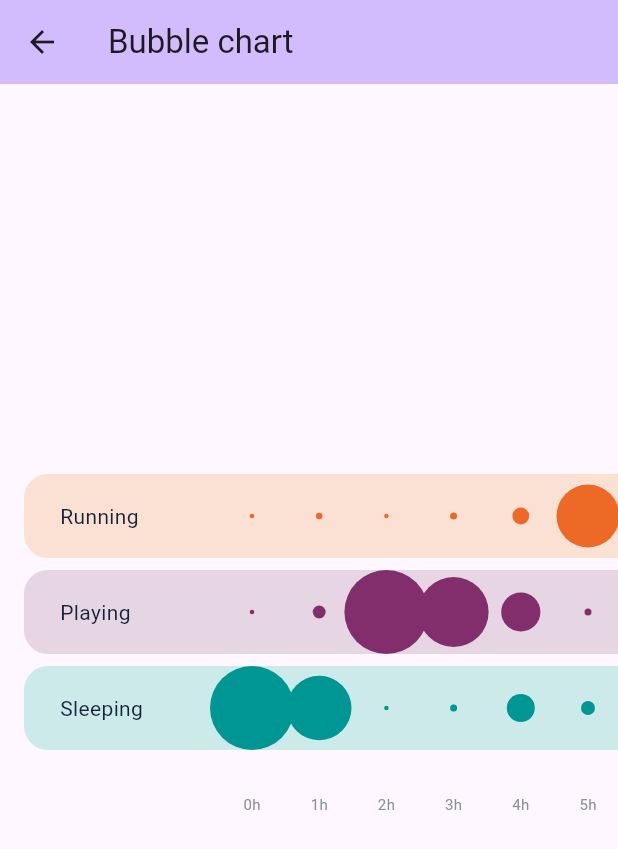
After one commit to Code-Bloom-Software/cb_charts_flutter, a Flutter app: the BubbleChartPage screen opened by its route, on a phone screen of 412 x 824 dp. The commit adds this screen. Shown: the top 849 px of the screen. Run offline on Flutter 3.47's test engine with Material 3 defaults, Android fonts, the phone set to English and light mode, and no system bars.

Commit message:
Closes #3: implement the bubble chart.

```diff
--- /dev/null
+++ b/example/lib/bubble_chart_page.dart
@@ -0,0 +1,74 @@
+import 'package:cb_charts_flutter/cb_charts_flutter.dart';
+import 'package:flutter/material.dart';
+
+class BubbleChartPage extends StatefulWidget {
+  const BubbleChartPage({super.key});
+
+  @override
+  State<BubbleChartPage> createState() => _BubbleChartPageState();
+}
+
+class _BubbleChartPageState extends State<BubbleChartPage> {
+  final _controller = CBBubbleController();
+
+  @override
+  void initState() {
+    Future.delayed(const Duration(milliseconds: 600)).then((_) {
+      if (!mounted) return;
+      _controller.forward();
+    });
+    super.initState();
+  }
+
+  @override
+  Widget build(BuildContext context) {
+    return GestureDetector(
+      onTap: () => _controller.dismiss(),
+      child: Scaffold(
+        appBar: AppBar(
+          backgroundColor: Theme.of(context).colorScheme.inversePrimary,
+          title: const Text('Bubble chart'),
+        ),
+        body: Center(
+          child: CBBubbleChart(
+            controller: _controller,
+            data: CBBubbleData(
+              items: [
+                CBBubbleItem(
+                    label: 'Running',
+                    color: const Color(0xFFED6926),
+                    values: [0,1,0,1,3,9,4,0,5,7,10,2,8,3,1,7,5,9,4,6,0,10,8,2]
+                ),
+                CBBubbleItem(
+                    label: 'Playing',
+                    color: const Color(0xFF822E6C),
+                    values: [0,2,8,10,7,1,4,9,0,10,5,2,8,3,7,1,4,9,0,10,5,6,2,8]
+                ),
+                CBBubbleItem(
+                    label: 'Sleeping',
+                    color: const Color(0xFF009693),
+                    values: [10,10,0,1,5,2,8,4,0,6,10,3,7,1,5,2,8,4,0,6,10,9,3,7]
+                ),
+              ]
+            ),
+            onIndex: (index) =>
+                Text('${index}h', style: const TextStyle(
+                    fontSize: 10, color: Color(0xFF8A909C))),
+            onLabel: (label) => Text(
+              maxLines: 1,
+              overflow: TextOverflow.ellipsis,
+              label,
+              style: const TextStyle(fontSize: 14, color: Color(0xFF16223A)),
+            ),
+          ),
+        ),
+      ),
+    );
+  }
+
+  @override
+  void dispose() {
+    _controller.dispose();
+    super.dispose();
+  }
+}
--- a/example/lib/main.dart
+++ b/example/lib/main.dart
@@ -1,3 +1,4 @@
+import 'package:example/bubble_chart_page.dart';
 import 'package:example/gauge_chart_page.dart';
 import 'package:example/legends_chart_page.dart';
 import 'package:example/legends_chart_with_goal_page.dart';
@@ -32,7 +33,8 @@ class MyApp extends StatelessWidget {
         '/ring_chart_with_goal_page': (context) => const RingChartWithGoalPage(),
         '/ring_chart_over_goal_page': (context) => const RingChartOverGoalPage(),
         '/legends_chart_page': (context) => const LegendsChartPage(),
-        '/legends_chart_with_goal_page': (context) => const LegendsPageWithGoalPage()
+        '/legends_chart_with_goal_page': (context) => const LegendsPageWithGoalPage(),
+        '/bubble_chart_page': (context) => const BubbleChartPage()
       },
     );
   }
@@ -99,6 +101,12 @@ class _MyHomePageState extends State<MyHomePage> {
               Navigator.pushNamed(context, '/legends_chart_with_goal_page');
             },
           ),
+          ListTile(
+            title: const Text('Bubble chart'),
+            onTap: () {
+              Navigator.pushNamed(context, '/bubble_chart_page');
+            },
+          ),
         ],
       )
     );
--- a/lib/cb_charts_flutter.dart
+++ b/lib/cb_charts_flutter.dart
@@ -18,3 +18,8 @@ export 'src/cb_ring_chart/cb_ring_chart_data.dart';
 // Legends Chart
 export 'src/cb_legends_chart/cb_legends_chart.dart' show CBLegendsChart;
 export 'src/cb_legends_chart/cb_legends_data.dart';
+
+// Bubble chart
+export 'src/cb_bubble_chart/cb_bubble_controller.dart' show CBBubbleController;
+export 'src/cb_bubble_chart/cb_bubble_chart.dart' show CBBubbleChart;
+export 'src/cb_bubble_chart/cb_bubble_data.dart';
--- /dev/null
+++ b/lib/src/cb_bubble_chart/cb_bubble_chart.dart
@@ -0,0 +1,315 @@
+import 'package:cb_charts_flutter/src/cb_bubble_chart/cb_bubble_controller.dart';
+import 'package:cb_charts_flutter/src/cb_bubble_chart/cb_bubble_data.dart';
+import 'package:flutter/material.dart';
+
+/// It draws a bubble chart. See a demo inside the example app.
+class CBBubbleChart extends StatefulWidget {
+
+  /// The chart controller (use it to begin the animation, for example)
+  final CBBubbleController? controller;
+
+  /// The scroll controller used by the chart
+  final ScrollController? scrollController;
+
+  /// The chart data
+  final CBBubbleData data;
+
+  /// An optional leading to the time line
+  final Widget? timeLineLeading;
+
+  /// A builder for each x-axis index
+  final Widget Function(int index) onIndex;
+
+  /// A builder for each row label
+  final Widget Function(String label) onLabel;
+
+  const CBBubbleChart({super.key,
+    this.controller,
+    this.scrollController,
+    required this.data,
+    this.timeLineLeading,
+    required this.onIndex,
+    required this.onLabel
+  });
+
+  @override
+  State<CBBubbleChart> createState() => _CBBubbleChartState();
+}
+
+class _CBBubbleChartState extends State<CBBubbleChart> {
+  SelectedPair? _selectedPair;
+  bool _initialized = false;
+
+  @override
+  void initState() {
+    final controller = widget.controller;
+
+    if (controller != null) {
+      controller.addListener(() {
+        switch (controller.op) {
+          case CBBubbleControllerOp.forward:
+            setState(() {
+              _initialized = true;
+            });
+            break;
+          case CBBubbleControllerOp.dismiss:
+            setState(() {
+              _selectedPair = null;
+            });
+            break;
+        }
+      });
+    }
+    super.initState();
+  }
+
+  @override
+  Widget build(BuildContext context) {
+    final items = widget.data.items;
+
+    return GestureDetector(
+      onTap: () {
+        setState(() {
+          _selectedPair = null;
+        });
+      },
+      child: SingleChildScrollView(
+        controller: widget.scrollController,
+        padding: const EdgeInsets.symmetric(horizontal: 16),
+        scrollDirection: Axis.horizontal,
+        child: Column(
+          mainAxisSize: MainAxisSize.min,
+          crossAxisAlignment: CrossAxisAlignment.start,
+          children: items
+              .asMap()
+              .entries
+              .map((e) => Padding(padding: const EdgeInsets.only(bottom: 8),
+              child: AnimatedOpacity(
+                duration: const Duration(milliseconds: 200),
+                opacity: (_selectedPair?.itemIndex ?? e.key) == e.key ? 1.0 : 0.2,
+                child: CBBubbleChartRow(onLabel: widget.onLabel,
+                    data: widget.data,
+                    item: e.value,
+                    selected: _selectedPair?.itemIndex == e.key ? _selectedPair : null,
+                    percentage: _selectedPair != null
+                        ? _calculatePercentage(
+                        data: widget.data,
+                        itemIndex: _selectedPair!.itemIndex,
+                        circleIndex: _selectedPair!.circleIndex)
+                        : 0,
+                    circles: e.value.values.asMap()
+                        .entries
+                        .map((e2) => GestureDetector(
+                      onTap: () => _handleTap(e.key, e2.key),
+                      child: Container(
+                        color: Colors.transparent,
+                        alignment: Alignment.center,
+                        width: widget.data.maxDiameter,
+                        height: widget.data.maxDiameter,
+                        child: CBBubbleChartCircle(
+                            initialized: _initialized,
+                            data: widget.data,
+                            selected: _selectedPair?.itemIndex == e.key && _selectedPair?.circleIndex == e2.key,
+                            item: e.value,
+                            percentage: _calculatePercentage(
+                                data: widget.data,
+                                itemIndex: e.key,
+                                circleIndex: e2.key)),
+                      ),
+                    )).toList()),
+              )))
+              .toList()..add(Padding(
+            padding: EdgeInsets.zero,
+            child: CBBubbleChartTimeLine(
+              leading: widget.timeLineLeading,
+              onIndex: widget.onIndex,
+              data: widget.data
+            ),
+          )),
+        ),
+      ),
+    );
+  }
+
+  void _handleTap(int itemIndex, int circleIndex) {
+    setState(() {
+      _selectedPair = SelectedPair(itemIndex, circleIndex);
+    });
+  }
+
+  double _calculatePercentage({required CBBubbleData data, required int itemIndex, required int circleIndex}) {
+    final total = data.items.map((e) => e.values[circleIndex]).reduce((value, element) => value + element);
+
+    return data.items[itemIndex].values[circleIndex]/total;
+  }
+}
+
+class CBBubbleChartTimeLine extends StatelessWidget {
+  final Widget? leading;
+  final Widget Function(int index) onIndex;
+  final CBBubbleData data;
+
+  const CBBubbleChartTimeLine({super.key,
+    required this.leading,
+    required this.onIndex,
+    required this.data
+  });
+
+  @override
+  Widget build(BuildContext context) {
+    final totalWidth = data.items[0].values.length *
+        data.maxDiameter *
+        (1 - data.percentOverlap) +
+        data.maxDiameter * data.percentOverlap;
+
+    return Row(
+      children: [
+        const SizedBox(width: 24),
+        leading != null ? SizedBox(width:data.labelWidth, child: leading!) : const SizedBox(width: 100),
+        Stack(alignment: Alignment.center, children: [
+          SizedBox(width: totalWidth, height: data.maxDiameter),
+          ...data.items[0].values
+              .asMap()
+              .keys
+              .map((e) => Positioned(
+              left: e * data.maxDiameter * (1 - data.percentOverlap),
+              child: Container(
+                  alignment: Alignment.center,
+                  height: 32,
+                  width: data.maxDiameter,
+                  child: onIndex.call(e))))
+              .toList()
+        ])
+      ],
+    );
+  }
+}
+
+class CBBubbleChartRow extends StatelessWidget {
+  final Widget Function(String label) onLabel;
+  final List<Widget> circles;
+  final CBBubbleData data;
+  final CBBubbleItem item;
+  final SelectedPair? selected;
+  final double percentage;
+
+  const CBBubbleChartRow({super.key,
+    required this.onLabel,
+    required this.circles,
+    required this.data,
+    required this.item,
+    required this.selected,
+    required this.percentage
+  });
+
+  @override
+  Widget build(BuildContext context) {
+    final totalWidth = circles.length * data.maxDiameter * (1 - data.percentOverlap) +
+        data.maxDiameter * data.percentOverlap;
+    final selected = this.selected;
+    final diameter = (percentage * data.maxDiameter).clamp(data.minDiameter,
+        selected != null ? data.maxDiameter - 10 : data.maxDiameter);
+    final rowColor = Color.alphaBlend(item.color.withOpacity(0.2), Colors.white);
+
+    return Container(
+      padding: const EdgeInsets.symmetric(horizontal: 24),
+      decoration: BoxDecoration(
+          color: rowColor,
+          borderRadius: const BorderRadius.all(Radius.circular(16))
+      ),
+      child: Row(
+        mainAxisSize: MainAxisSize.min,
+        children: [
+          SizedBox(width: data.labelWidth, child: onLabel.call(item.label)),
+          Stack(children: [
+            SizedBox(width: totalWidth, height: data.maxDiameter),
+            ...circles.asMap().entries.map((e) => Positioned(
+                left: e.key * data.maxDiameter * (1 - data.percentOverlap),
+                child: e.value)),
+            if (selected != null) _buildSelection(selected, diameter, rowColor)
+          ])
+        ],
+      ),
+    );
+  }
+
+  Widget _buildSelection(SelectedPair selected, double diameter, Color rowColor) => Positioned( // Selection
+      left: selected.circleIndex * data.maxDiameter * (1 - data.percentOverlap),
+      child: Container(
+        alignment: Alignment.center,
+        height: data.maxDiameter,
+        width: data.maxDiameter,
+        child: Container(
+          alignment: Alignment.center,
+          height: diameter + 8,
+          width: diameter + 8,
+          decoration: BoxDecoration(
+              color: item.color,
+              shape: BoxShape.circle),
+          child: Container(
+            alignment: Alignment.center,
+            height: diameter + 4,
+            width: diameter + 4,
+            decoration: BoxDecoration(
+                color: rowColor,
+                shape: BoxShape.circle),
+            child: Container(
+                alignment: Alignment.center,
+                height: diameter,
+                width: diameter,
+                decoration: BoxDecoration(
+                    color: item.color,
+                    shape: BoxShape.circle)),
+          ),
+        ),
+      )
+  );
+}
+
+class CBBubbleChartCircle extends StatelessWidget {
+  final bool initialized;
+  final bool selected;
+  final double percentage;
+  final CBBubbleItem item;
+  final CBBubbleData data;
+
+  const CBBubbleChartCircle({super.key,
+    required this.initialized,
+    required this.selected,
+    required this.percentage,
+    required this.item,
+    required this.data
+  });
+
+  @override
+  Widget build(BuildContext context) {
+    final diameter = (percentage * data.maxDiameter).clamp(data.minDiameter,
+        selected ? data.maxDiameter - 10 : data.maxDiameter);
+
+    final circle = AnimatedContainer(
+      duration: Duration(milliseconds: selected ? 0 : 600),
+      curve: const ElasticInCurve(1.0),
+      height: initialized ? diameter : data.minDiameter,
+      width: initialized ? diameter : data.minDiameter,
+      decoration: BoxDecoration(color: item.color, shape: BoxShape.circle),
+    );
+
+    return selected
+        ? Container(
+        alignment: Alignment.center,
+        height: diameter + 8,
+        width: diameter + 8,
+        decoration: BoxDecoration(
+            border: Border.all(color: item.color, width: 2),
+            shape: BoxShape.circle),
+        child: circle)
+        : circle;
+  }
+}
+
+class SelectedPair {
+  final int itemIndex;
+  final int circleIndex;
+
+  SelectedPair(this.itemIndex, this.circleIndex);
+}
--- /dev/null
+++ b/lib/src/cb_bubble_chart/cb_bubble_controller.dart
@@ -0,0 +1,19 @@
+import 'package:flutter/widgets.dart';
+
+class CBBubbleController extends ChangeNotifier {
+  CBBubbleControllerOp op = CBBubbleControllerOp.forward;
+
+  void forward() {
+    op = CBBubbleControllerOp.forward;
+    notifyListeners();
+  }
+
+  void dismiss() {
+    op = CBBubbleControllerOp.dismiss;
+    notifyListeners();
+  }
+}
+
+enum CBBubbleControllerOp {
+  forward, dismiss
+}
--- /dev/null
+++ b/lib/src/cb_bubble_chart/cb_bubble_data.dart
@@ -0,0 +1,45 @@
+import 'dart:ui';
+
+class CBBubbleData {
+
+  /// The minimum diameter for the bubble (when its value is zero)
+  final double minDiameter;
+
+  /// The maximum diameter for the bubble
+  final double maxDiameter;
+
+  /// The percentage of the bubble that can overlaps its neighbors
+  final double percentOverlap;
+
+  /// Max width to the labels
+  final double labelWidth;
+
+  /// The items list
+  final List<CBBubbleItem> items;
+
+  CBBubbleData({
+    this.minDiameter = 3,
+    this.maxDiameter = 56,
+    this.percentOverlap = 0.2,
+    this.labelWidth = 100,
+    required this.items
+  });
+}
+
+class CBBubbleItem {
+
+  /// The label to identify this item
+  final String label;
+
+  /// The item color
+  final Color color;
+
+  /// The list of values of this item
+  final List<double> values;
+
+  CBBubbleItem({
+    required this.label,
+    required this.color,
+    required this.values
+  });
+}
```
